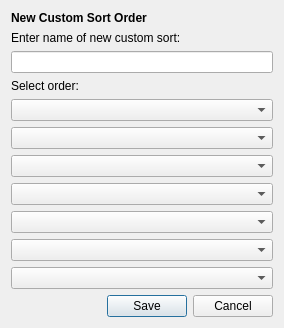
Before: the Qt Designer form AcuitySTAR/src/gui/customsort.ui in JamesG-Walsh/Peachy-Galaxy, drawn with Qt 5.
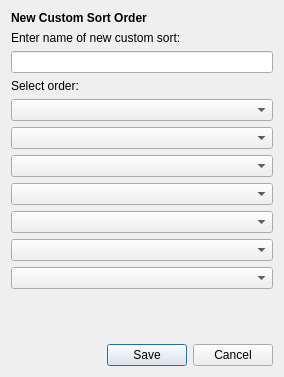
After: the same form once the commit is applied. Icons and pictures are not drawn.

```diff
--- a/AcuitySTAR/src/gui/customsort.ui
+++ b/AcuitySTAR/src/gui/customsort.ui
@@ -7,7 +7,7 @@
     <x>0</x>
     <y>0</y>
     <width>284</width>
-    <height>312</height>
+    <height>377</height>
    </rect>
   </property>
   <property name="windowTitle">
```
